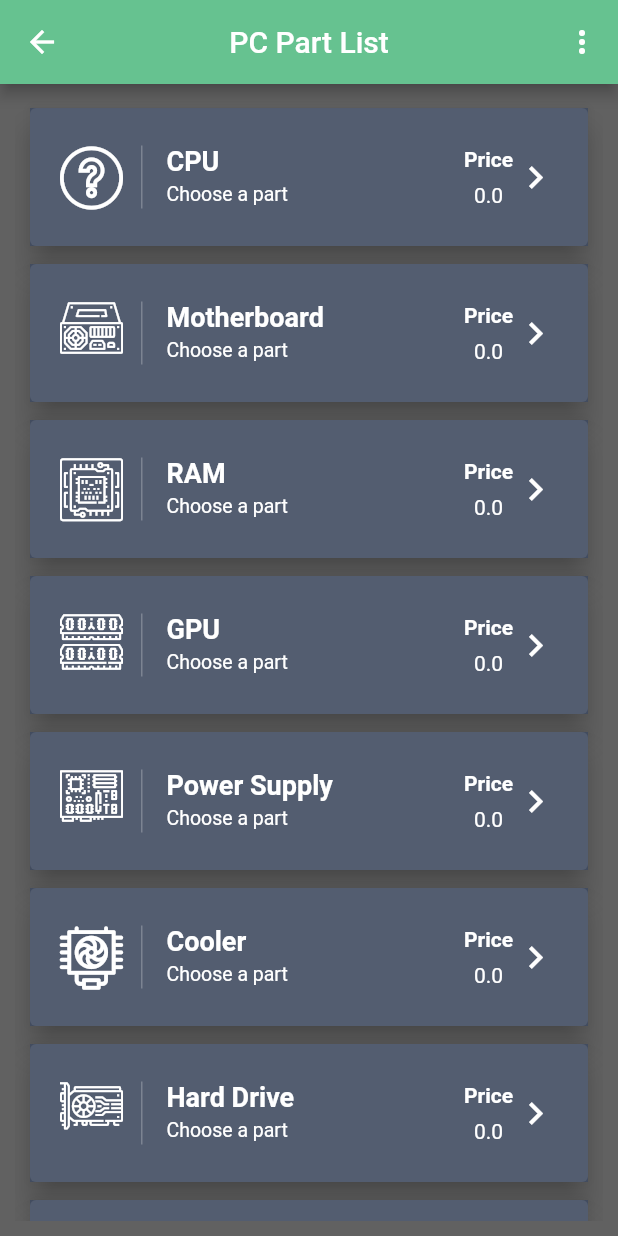
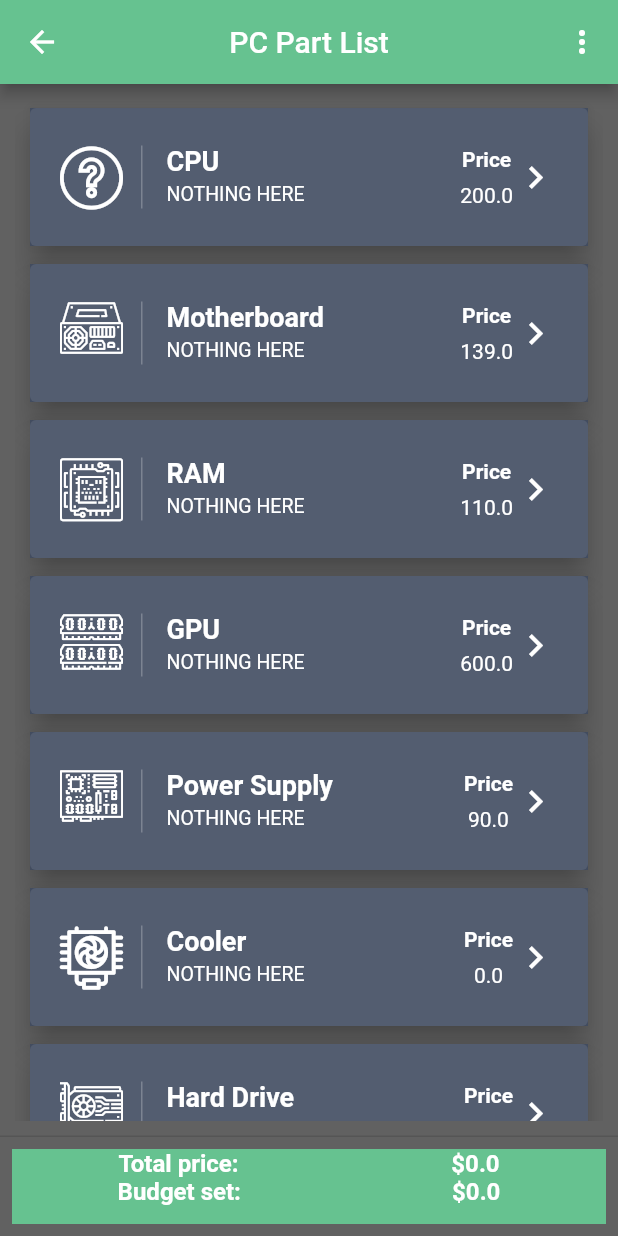
Before and after one commit to gcisneros310/QuickPC, a Flutter app: the PartList screen opened directly, on a phone screen of 412 x 824 dp. Run offline on Flutter 3.47's test engine with Material 2 defaults, Android fonts, the phone set to English and light mode, and no system bars; our stand-ins replace cloud_firestore, firebase_auth, fl_chart, flutter_spinkit, google_fonts, syncfusion_flutter_charts and 1 more; missing offline and left inert: any_link_preview; accounts and stored records are empty; network calls fail.

Commit message:
Some PC info page stuff and new icons, some of the classes were modified a bit to test stuff

```diff
--- a/lib/models/PCPartClasses/CPU.dart
+++ b/lib/models/PCPartClasses/CPU.dart
@@ -6,12 +6,14 @@ class CPU_Part extends Part{
   int coreCount;
 
   CPU_Part() : super() {
+    this.price = 200.0;
     this.base_clock = 0;
     this.boost_clock = 0;
     this.coreCount = 0;
   }
 
-  CPU_Part.valueConstructors(String partName, String manufacturerName, double price, double baseclk, double boostclk, int coreCount) : super.loadData(partName, manufacturerName, price){
+  CPU_Part.valueConstructors(String partName, String manufacturerName, double price, String productImageURL, double baseclk, double boostclk, int coreCount) :
+        super.loadData(partName, manufacturerName, price, productImageURL){
     this.base_clock = baseclk;
     this.boost_clock = boostclk;
     this.coreCount = coreCount;
--- a/lib/models/PCPartClasses/Case_Part.dart
+++ b/lib/models/PCPartClasses/Case_Part.dart
@@ -11,8 +11,8 @@ class Case_Part extends Part {
     this.dimensions = null;
   }
 
-  Case_Part.loadData(String partName, String manufacturerName, double price,String motherboardFormFactor, String color, String dimensions)
-      : super.loadData(partName, manufacturerName, price) {
+  Case_Part.loadData(String partName, String manufacturerName, double price, String productImageURL, String motherboardFormFactor, String color, String dimensions)
+      : super.loadData(partName, manufacturerName, price, productImageURL) {
     this.motherboardFormFactor = motherboardFormFactor;
     this.color = color;
     this.dimensions = dimensions;
--- a/lib/models/PCPartClasses/Cooler_Part.dart
+++ b/lib/models/PCPartClasses/Cooler_Part.dart
@@ -9,7 +9,8 @@ class Cooler_Part extends Part {
     this.fanSpeed = 0;
   }
 
-  Cooler_Part.loadData(String partName, String manufacturerName, double price, String coolerType, int fanSpeed) : super.loadData(partName, manufacturerName, price) {
+  Cooler_Part.loadData(String partName, String manufacturerName, double price, String productImageURL, String coolerType, int fanSpeed) :
+        super.loadData(partName, manufacturerName, price, productImageURL) {
     this.coolingType = coolerType;
     this.fanSpeed = fanSpeed;
   }
--- a/lib/models/PCPartClasses/GPU.dart
+++ b/lib/models/PCPartClasses/GPU.dart
@@ -7,12 +7,15 @@ class GPU_Part extends Part {
 
 
   GPU_Part() : super() {
+    this.price = 600.0;
+
     this.base_clock = 0;
     this.boost_clock = 0;
     this.vram = null;
   }
 
-  GPU_Part.loadData(String partName, String manufacturerName, double price, baseclock, boostclock, vram) : super.loadData(partName, manufacturerName, price) {
+  GPU_Part.loadData(String partName, String manufacturerName, double price, String productImageURL, baseclock, boostclock, vram)
+      : super.loadData(partName, manufacturerName, price, productImageURL) {
     this.base_clock = baseclock;
     this.boost_clock = boostclock;
     this.vram = vram;
--- a/lib/models/PCPartClasses/Motherboard_Part.dart
+++ b/lib/models/PCPartClasses/Motherboard_Part.dart
@@ -6,12 +6,14 @@ class Motherboard_Part extends Part {
   String formFactor;
 
   Motherboard_Part() : super() {
+    this.price = 139.0;
     this.chipset = null;
     this.cpuSocket = null;
     this.formFactor = null;
   }
 
-  Motherboard_Part.loadData(String partName, String manufacturerName, double price, String chipset, String socket, String formFactor) : super.loadData(partName, manufacturerName, price){
+  Motherboard_Part.loadData(String partName, String manufacturerName, double price, String productImageURL, String chipset, String socket, String formFactor) :
+        super.loadData(partName, manufacturerName, price, productImageURL){
     this.chipset = chipset;
     this.cpuSocket = socket;
     this.formFactor = formFactor;
--- a/lib/models/PCPartClasses/PCPart.dart
+++ b/lib/models/PCPartClasses/PCPart.dart
@@ -2,18 +2,21 @@ abstract class Part {
   String partName;
   String manufacturerName;
   double price;
+  String productImageURL;
 
   Part() {
-    this.partName = 'Choose a part';
-    this.manufacturerName = null;
+    this.partName = 'NOTHING HERE';
+    this.manufacturerName = 'NOTHING HERE';
     this.price = 0;
+    this.productImageURL = 'https://scontent-lax3-1.xx.fbcdn.net/v/t1.18169-9/18839239_1881123202136889_723974130951416267_n.jpg?_nc_cat=110&ccb=1-5&_nc_sid=09cbfe&_nc_ohc=d1j8zOqcHZ4AX8uidv0&_nc_ht=scontent-lax3-1.xx&oh=2243ff4f4f62d2b1799975a85b2a1139&oe=61825B70';
   }
 
   // non-default constructors are defined by classname.<nameofconstructor>, weird as shit
-  Part.loadData(String partName, String manufacturerName, double price){
+  Part.loadData(String partName, String manufacturerName, double price, String productImageURL) {
     this.partName = partName;
     this.manufacturerName = manufacturerName;
     this.price = price;
+    this.productImageURL = productImageURL;
   }
 
 
--- a/lib/models/PCPartClasses/PSU_Part.dart
+++ b/lib/models/PCPartClasses/PSU_Part.dart
@@ -6,12 +6,15 @@ class PSU_Part extends Part {
   String modularityType;
 
   PSU_Part () : super() {
+    this.price = 90.0;
+
     this.wattage = 0;
     this.efficiencyRating = null;
     this.modularityType = null;
   }
 
-  PSU_Part.loadData(String partName, String manufacturerName, double price, int wattage, String modularityType, String formFactor) : super.loadData(partName, manufacturerName, price) {
+  PSU_Part.loadData(String partName, String manufacturerName, double price, String productImageURL, int wattage, String modularityType, String formFactor) :
+        super.loadData(partName, manufacturerName, price, productImageURL) {
     this.wattage = wattage;
     this.efficiencyRating = efficiencyRating;
     this.modularityType = modularityType;
--- a/lib/models/PCPartClasses/RAM_Part.dart
+++ b/lib/models/PCPartClasses/RAM_Part.dart
@@ -7,13 +7,15 @@ class RAM_Part extends Part {
   int stickCount;
 
   RAM_Part() : super() {
+    this.price = 110.0;
     this.clockSpeed = null;
     this.timings = null;
     this.memoryCapacity = null;
     this.stickCount = 0;
   }
 
-  RAM_Part.loadData(String partName, String manufacturerName, double price, String clockSpeed, String timings, String memoryCapacity, int stickCount) : super.loadData(partName, manufacturerName, price){
+  RAM_Part.loadData(String partName, String manufacturerName, double price, String productImageURL, String clockSpeed, String timings, String memoryCapacity, int stickCount) :
+        super.loadData(partName, manufacturerName, price, productImageURL){
     this.clockSpeed = clockSpeed;
     this.timings = timings;
     this.memoryCapacity = memoryCapacity;
--- a/lib/models/PCPartClasses/Storage_Part.dart
+++ b/lib/models/PCPartClasses/Storage_Part.dart
@@ -5,13 +5,15 @@ class Storage_Part extends Part {
   String storageType;
   String formFactor;
 
-  Storage_Part() :super() {
+  Storage_Part() : super() {
+    this.price = 65.0;
+
     this.capacity = null;
     this.storageType = null;
     this.formFactor = null;
   }
 
-  Storage_Part.loadData(String partName, String manufacturerName, double price, String capacity, String storageType, String formFactor) : super.loadData(partName, manufacturerName, price) {
+  Storage_Part.loadData(String partName, String manufacturerName, double price, String productImageURL, String capacity, String storageType, String formFactor) : super.loadData(partName, manufacturerName, price, productImageURL) {
     this.capacity = capacity;
     this.storageType = storageType;
     this.formFactor = formFactor;
--- a/lib/pages/build_list/build_list.dart
+++ b/lib/pages/build_list/build_list.dart
@@ -1,4 +1,5 @@
 import 'package:fl_chart/fl_chart.dart';
+import 'package:flutter/cupertino.dart';
 import 'package:flutter/material.dart';
 import 'package:quick_pc/models/PCPartClasses/CPU.dart';
 import 'package:quick_pc/models/PCPartClasses/Case_Part.dart';
@@ -9,6 +10,7 @@ import 'package:quick_pc/models/PCPartClasses/PCPart.dart';
 import 'package:quick_pc/models/PCPartClasses/PSU_Part.dart';
 import 'package:quick_pc/models/PCPartClasses/RAM_Part.dart';
 import 'package:quick_pc/models/PCPartClasses/Storage_Part.dart';
+import 'package:quick_pc/pages/build_list/PCPartInfoPage.dart';
 import 'package:quick_pc/pages/build_list/PartCardInfo.dart';
 import 'package:quick_pc/services/auth.dart';
 import 'package:quick_pc/pages/build_guide/step.dart';
@@ -26,11 +28,18 @@ class MenuItem {
 
 class MenuItems {
   static const setBudgetMenuItem = MenuItem(text: 'Set a Budget', icon: Icons.money);
+  static const showPieChartMenuItem = MenuItem(text: 'Show Price Chart', icon: Icons.pie_chart);
   static const List<MenuItem> menuItemsList = [
-    setBudgetMenuItem
+    setBudgetMenuItem,
+    showPieChartMenuItem
   ];
 }
 
+class Constants{
+  Constants._();
+  static const double padding =20;
+  static const double avatarRadius =45;
+}
 
 class PartList extends StatefulWidget {
   @override
@@ -48,15 +57,19 @@ class BudgetData {
     this.partTitle = partTitle; this.totalPrice = price;
   }
 
-  void setBudgetData(var objectList) {
 
-  }
 }
+
+var partTitles = [
+  'CPU', 'Motherboard', 'RAM', 'GPU', 'Power Supply',
+  'Cooler', 'Hard Drive', 'Case'
+];
 
 class CompletePCBuild {
   double price;
   double buildBudget;
   List<Part> partList;
+  List<double> priceList;
 
   CompletePCBuild() {
     this.price = 0;
@@ -65,14 +78,31 @@ class CompletePCBuild {
       CPU_Part(), Motherboard_Part(), RAM_Part(), GPU_Part(),
       PSU_Part(), Cooler_Part(), Storage_Part(), Case_Part(),
     ];
+
+    double returnTotalPrice() {
+      double temp = 0;
+      for(int x = 0; x < this.partList.length; x++) {
+        temp += this.partList[x].price;
+      }
+      return temp;
+    }
   }
 
+  List<BudgetData> getPriceList() {
+    List<BudgetData> temp = [];
+    for (int x = 0; x < partList.length; x++) {
+      BudgetData tempObj = BudgetData.loadData(partTitles[x], partList[x].price);
+      temp.add(tempObj);
+    }
+    return temp;
+  }
 }
 
 class _BuildGuideList extends State<PartList> {
   CompletePCBuild buildObject = new CompletePCBuild();
+
+
   TextEditingController budgetEntryController = new TextEditingController();
-
   createAlertDialog(BuildContext context) {
     return showDialog(context: context, builder: (context) {
       return AlertDialog(
@@ -90,12 +120,21 @@ class _BuildGuideList extends State<PartList> {
               print(buildObject.price.runtimeType);
               Navigator.of(context).pop();
             },
+          ),
+          MaterialButton(
+            elevation: 5.0,
+            child: Text("Cancel"),
+            onPressed: (){
+              Navigator.of(context).pop();
+            },
           )
         ],
       );
     }
     );
   }
+
+
 
   var iconsList = [
     StepIcons.question_mark, StepIcons.power_supply, StepIcons.processor,
@@ -104,10 +143,7 @@ class _BuildGuideList extends State<PartList> {
     StepIcons.power_plug, StepIcons.power_button,
   ];
 
-  var partTitles = [
-    'CPU', 'Motherboard', 'RAM', 'GPU', 'Power Supply',
-    'Cooler', 'Hard Drive', 'Case'
-  ];
+
 
   var partObjects = [
     CPU_Part(), Motherboard_Part(), RAM_Part(), GPU_Part(),
@@ -140,6 +176,7 @@ class _BuildGuideList extends State<PartList> {
   final scaffoldKey = GlobalKey<ScaffoldState>();
   @override
   Widget build(BuildContext context) {
+    List<BudgetData> pieChartInfo = buildObject.getPriceList();
 
     final Color logoColor = Color(0xff66c290);
     var partInfo = getStepTitles();
@@ -212,7 +249,10 @@ class _BuildGuideList extends State<PartList> {
               ],
             )
           ),
-      onTap: () {}
+      onTap: () {
+        Navigator.push(
+            context, MaterialPageRoute(builder: (context) => PCPartInfoPage()));
+      }
       );
 
     Card makeCard(PartCardInfo lesson, var listIndex) => Card(
@@ -239,6 +279,69 @@ class _BuildGuideList extends State<PartList> {
         )
     );
 
+    AlertDialog onSelected(BuildContext context, MenuItem item) {
+      switch(item) {
+        case MenuItems.setBudgetMenuItem:
+          print("the settings button do be getting clicked tho...");
+          createAlertDialog(context);
+          // return SimpleDialog(
+          //   title: Text("FUCK THIS"),
+          // );
+          break;
+        case MenuItems.showPieChartMenuItem:
+          createAlertDialog(BuildContext context) {
+            return showDialog(context: context, builder: (context) {
+              return AlertDialog(
+                shape: RoundedRectangleBorder(
+                  borderRadius: BorderRadius.circular(Constants.padding),
+                ),
+                title: Text("PC Part Price Pie Chart"),
+                content: Container(
+                    height: 600,
+                    width: 400,
+                    child: Column(
+                      children: [
+                        SfCircularChart(
+
+                          series: <CircularSeries>[
+                            PieSeries<BudgetData, String>(
+                              dataSource: pieChartInfo,
+                              xValueMapper: (BudgetData data, _) => data.partTitle,
+                              yValueMapper: (BudgetData data, _) => data.totalPrice,
+                              radius: '100%',
+                                dataLabelMapper: (BudgetData data, _) => data.totalPrice.toString(),
+                                dataLabelSettings: DataLabelSettings(
+                                    isVisible: true
+                                )
+                            )
+                          ],
+                          legend: Legend(
+                              isVisible: true,
+                              overflowMode: LegendItemOverflowMode.scroll
+                          ),
+                        ),
+                        Divider(),
+                      ],
+                    )
+                ),
+                actions: <Widget>[
+                  MaterialButton(
+                    elevation: 5.0,
+                    child: Text("Exit"),
+                    onPressed: (){
+                      Navigator.of(context).pop();
+                    },
+                  )
+                ],
+              );
+            }
+            );
+          }
+          createAlertDialog(context);
+          break;
+      }
+    }
+
     return Scaffold(
       backgroundColor: Colors.grey[700],
       key: scaffoldKey,
@@ -256,6 +359,68 @@ class _BuildGuideList extends State<PartList> {
             )
           ]
       ),
+      persistentFooterButtons: [
+        Container(
+          color: logoColor,
+          height: 50,
+          child: Column(
+            children: [
+              Row(
+                mainAxisAlignment: MainAxisAlignment.spaceAround,
+                crossAxisAlignment: CrossAxisAlignment.center,
+                children: [
+                  Container(
+                      child: Text(
+                          "Total price:",
+                          style: TextStyle(
+                            fontWeight: FontWeight.bold,
+                            fontSize: 16,
+                            color: Colors.white,
+                          )
+                      )
+                  ),
+                  Container(
+                      child: Text(
+                          '\$' + buildObject.price.toString(),
+                          style: TextStyle(
+                            fontWeight: FontWeight.bold,
+                            fontSize: 16,
+                            color: Colors.white,
+                          )
+                      )
+                  ),
+                ],
+              ),
+              Row(
+                mainAxisAlignment: MainAxisAlignment.spaceAround,
+                crossAxisAlignment: CrossAxisAlignment.center,
+                children: [
+                  Container(
+                      child: Text(
+                          "Budget set:",
+                          style: TextStyle(
+                            fontWeight: FontWeight.bold,
+                            fontSize: 16,
+                            color: Colors.white,
+                          )
+                      )
+                  ),
+                  Container(
+                      child: Text(
+                          '\$' + buildObject.buildBudget.toString(),
+                          style: TextStyle(
+                            fontWeight: FontWeight.bold,
+                            fontSize: 16,
+                            color: Colors.white,
+                          )
+                      )
+                  ),
+                ],
+              ),
+            ]
+          ),
+        )
+      ],
       body: makeBody,
     );
   }
@@ -274,29 +439,4 @@ class _BuildGuideList extends State<PartList> {
         ]
     ),
   );
-
-  AlertDialog onSelected(BuildContext context, MenuItem item) {
-    switch(item) {
-      case MenuItems.setBudgetMenuItem:
-        print("the settings button do be getting clicked tho...");
-        createAlertDialog(context);
-        // return SimpleDialog(
-        //   title: Text("FUCK THIS"),
-        // );
-        break;
-    }
-  }
 }
-
-// makeBody
-// SfCircularChart(
-//   legend: Legend(isVisible: true),
-//   series: <CircularSeries>[
-//     PieSeries<BudgetData, String>(
-//         dataSource: partBudgetDataList,
-//         xValueMapper: (BudgetData data, _) => data.partTitle,
-//         yValueMapper: (BudgetData data, _) => data.totalPrice
-//     )
-//   ],
-// ),
-// Divider(),
```
Also changed, not shown: lib/pages/build_list/PCPartInfoPage.dart (added, +317 -0 lines), lib/presentation/p_c_part_info_icons_icons.dart (added, +29 -0 lines), assets/fonts/PCPartInfoIcons.ttf (added), pubspec.lock.
